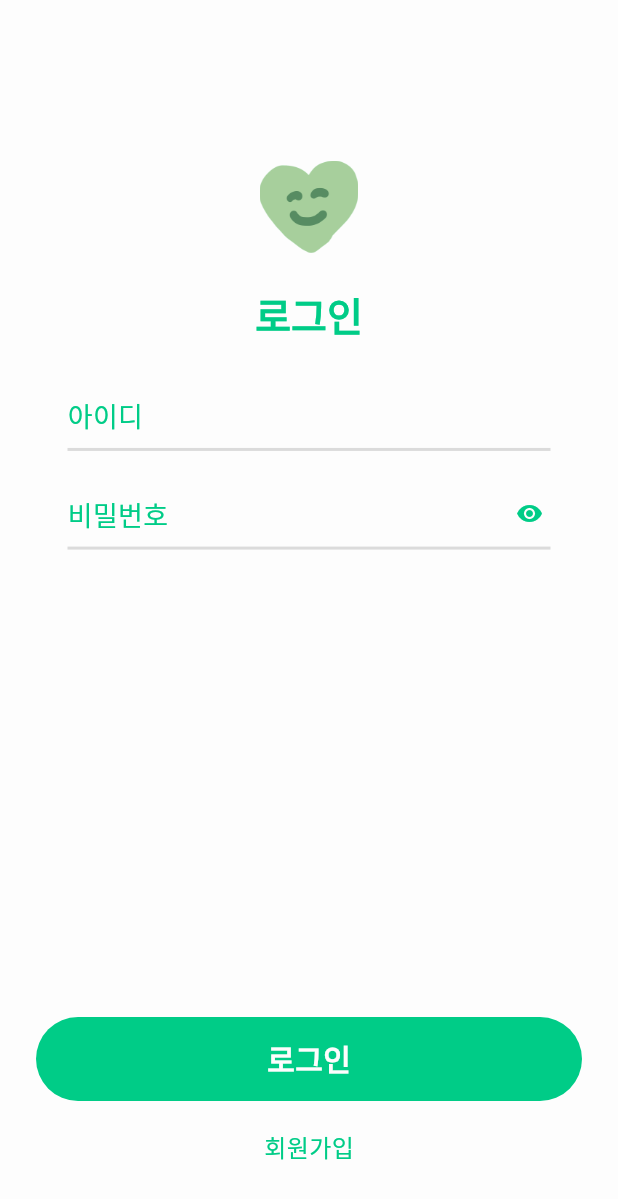
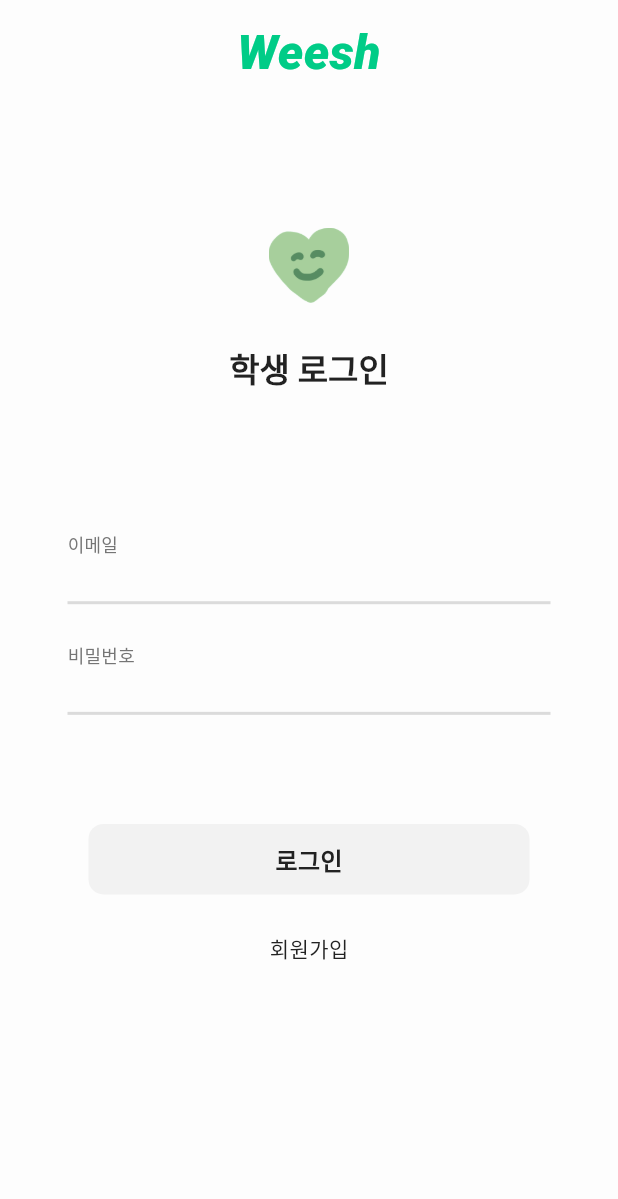
Before and after one commit to Team-Weesh/Mobile, a Flutter app: the screen it shows after launch, after a tap on "시작하기", on a phone screen of 412 x 824 dp. Shown: the top 1199 px of the screen. Run offline on Flutter 3.47's test engine with Material 3 defaults, Android fonts, the phone set to English and light mode, and no system bars; our stand-ins replace google_fonts.

Commit message:
login ui

```diff
--- /dev/null
+++ b/lib/domain/enum/login_type.dart
@@ -0,0 +1,4 @@
+enum LoginType {
+  student,
+  teacher,
+}
--- /dev/null
+++ b/lib/presentation/mappers/login_type_ui_mapper.dart
@@ -0,0 +1,12 @@
+import 'package:weesh/domain/enum/login_type.dart';
+
+extension LoginTypeUi on LoginType {
+  String get label {
+    switch (this) {
+      case LoginType.student:
+        return '학생';
+      case LoginType.teacher:
+        return '선생님';
+    }
+  }
+}
--- a/lib/presentation/pages/login_page.dart
+++ b/lib/presentation/pages/login_page.dart
@@ -1,13 +1,17 @@
 import 'package:flutter/material.dart';
+import 'package:weesh/domain/enum/login_type.dart';
+import 'package:weesh/presentation/mappers/login_type_ui_mapper.dart';
 import 'package:weesh/presentation/pages/signup_page.dart';
 import 'package:weesh/presentation/theme/app_colors.dart';
 import 'package:weesh/presentation/theme/app_text_styles.dart';
 import 'package:weesh/presentation/widgets/character_widget.dart';
-import 'package:weesh/presentation/widgets/circle_button.dart';
+import 'package:weesh/presentation/widgets/rect_button.dart';
 import 'package:weesh/presentation/widgets/text_input_field.dart';
 
 class LoginPage extends StatefulWidget {
-  const LoginPage({super.key});
+  const LoginPage({super.key, required this.loginType});
+
+  final LoginType loginType;
 
   @override
   State<LoginPage> createState() => _LoginPageState();
@@ -25,42 +29,61 @@ class _LoginPageState extends State<LoginPage> {
           height: MediaQuery.sizeOf(context).height - (MediaQuery.paddingOf(context).top) - (MediaQuery.paddingOf(context).bottom),
           child: Column(
             children: [
+              SizedBox(height: (MediaQuery.sizeOf(context).height * 0.03),),
+              Text(
+                'Weesh',
+                style: AppTextStyles.robotoBlack(
+                  size: 32,
+                  color: AppColors.primary,
+                  fontStyle: FontStyle.italic,
+                ),
+              ),
               SizedBox(height: (MediaQuery.sizeOf(context).height * 0.13) - (MediaQuery.paddingOf(context).top),),
-              CharacterWidget(name: 'happy_green'),
-              SizedBox(height: MediaQuery.sizeOf(context).height * 0.035,),
+              CharacterWidget(name: 'happy_green', width: MediaQuery.sizeOf(context).width * 0.13,),
+              SizedBox(height: MediaQuery.sizeOf(context).height * 0.04,),
               Text(
-                '로그인',
-                style: AppTextStyles.interBold(size: 26, color: AppColors.primary, lineHeight: 24, letterSpacing: 0),
+                '${widget.loginType.label} 로그인',
+                style: AppTextStyles.interBold(size: 22, color: AppColors.textColor, lineHeight: 22, letterSpacing: 0),
               ),
-              SizedBox(height: MediaQuery.sizeOf(context).height * 0.04,),
+              Spacer(flex: 5,),
               // 입력 필드
               Padding(
                 padding: const EdgeInsets.symmetric(horizontal: 45),
                 child: Column(
                   spacing: MediaQuery.sizeOf(context).height * 0.024,
                   children: [
-                    TextInputField(hintText: '아이디', isPassword: false, controller: idController),
+                    TextInputField(hintText: '이메일', isPassword: false, controller: idController),
                     TextInputField(hintText: '비밀번호', isPassword: true, controller: passwordController),
                   ],
                 ),
               ),
-              Spacer(),
+              Spacer(flex: 4,),
               // 로그인 회원가입 버튼
               Padding(
                 padding: const EdgeInsetsGeometry.symmetric(horizontal: 24),
                 child: Column(
+                  spacing: 26,
                   children: [
-                    CircleButton(title: '로그인', heightPadding: 18, function: () => print('로그인'),),
-                    CircleButton(
-                      title: '회원가입',
-                      heightPadding: 20,
-                      function: () => Navigator.of(context).push(MaterialPageRoute(builder: (context) => SignupPage(),)),
-                      unselected: true,
+                    RectButton(
+                      title: '로그인',
+                      function: () => print('login'),
+                      backgroundColor: AppColors.lightGrey,
+                      titleColor: AppColors.textColor,
+                    ),
+                    GestureDetector(
+                      onTap: () => Navigator.of(context).push(MaterialPageRoute(builder: (context) => SignupPage(loginType: widget.loginType,),)),
+                      child: Text(
+                        '회원가입',
+                        style: AppTextStyles.robotoRegular(
+                          size: 14,
+                          color: AppColors.textColor,
+                        ),
+                      ),
                     ),
                   ],
                 ),
               ),
-              SizedBox(height: 30,),
+              Spacer(flex: 10,),
             ],
           ),
         ),
--- a/lib/presentation/pages/login_type_page.dart
+++ b/lib/presentation/pages/login_type_page.dart
@@ -1,4 +1,5 @@
 import 'package:flutter/material.dart';
+import 'package:weesh/domain/enum/login_type.dart';
 import 'package:weesh/presentation/pages/login_page.dart';
 import 'package:weesh/presentation/widgets/character_widget.dart';
 import 'package:weesh/presentation/widgets/rect_button.dart';
@@ -14,14 +15,14 @@ class LoginTypePage extends StatefulWidget {
 }
 
 class _LoginTypePageState extends State<LoginTypePage> {
-  String selectedLoginType = '';
+  LoginType? selectedLoginType;
 
   void navigateLoginPage() {
     // 타입 저장 로직
-    Navigator.of(context).push(MaterialPageRoute(builder: (context) => LoginPage(),));
+    Navigator.of(context).push(MaterialPageRoute(builder: (context) => LoginPage(loginType: selectedLoginType ?? LoginType.student),));
   }
 
-  void changeLoginType(String type) {
+  void changeLoginType(LoginType type) {
     setState(() {
       selectedLoginType = type;
     });
@@ -47,8 +48,8 @@ class _LoginTypePageState extends State<LoginTypePage> {
               child: Row(
                 spacing: 40 - 16,
                 children: [
-                  loginTypeButton('학생', 'student'),
-                  loginTypeButton('선생님', 'teacher'),
+                  loginTypeButton('학생', 'student', LoginType.student),
+                  loginTypeButton('선생님', 'teacher', LoginType.teacher),
                 ],
               ),
             ),
@@ -56,8 +57,8 @@ class _LoginTypePageState extends State<LoginTypePage> {
             RectButton(
               title: '시작하기',
               function: () => navigateLoginPage(),
-              backgroundColor: selectedLoginType == '' ? AppColors.lightGrey : AppColors.primary,
-              titleColor: selectedLoginType == '' ? AppColors.textColor : Colors.white,
+              backgroundColor: selectedLoginType == null ? AppColors.lightGrey : AppColors.primary,
+              titleColor: selectedLoginType == null ? AppColors.textColor : Colors.white,
             ),
             SizedBox(height: 34,)
           ],
@@ -66,8 +67,8 @@ class _LoginTypePageState extends State<LoginTypePage> {
     );
   }
 
-  Widget loginTypeButton(String title, String image) => Expanded(child: GestureDetector(
-    onTap: () => changeLoginType(image),
+  Widget loginTypeButton(String title, String image, LoginType loginType) => Expanded(child: GestureDetector(
+    onTap: () => changeLoginType(loginType),
     child: Stack(
       alignment: AlignmentGeometry.topRight,
       children: [
@@ -83,7 +84,7 @@ class _LoginTypePageState extends State<LoginTypePage> {
             ),
           ),
         ),
-        if(selectedLoginType == image) Container(
+        if(selectedLoginType == loginType) Container(
           alignment: AlignmentGeometry.center,
           width: 23,
           height: 23,
--- a/lib/presentation/pages/signup_page.dart
+++ b/lib/presentation/pages/signup_page.dart
@@ -1,4 +1,6 @@
 import 'package:flutter/material.dart';
+import 'package:weesh/domain/enum/login_type.dart';
+import 'package:weesh/presentation/mappers/login_type_ui_mapper.dart';
 import 'package:weesh/presentation/pages/login_page.dart';
 import 'package:weesh/presentation/theme/app_colors.dart';
 import 'package:weesh/presentation/theme/app_text_styles.dart';
@@ -7,7 +9,9 @@ import 'package:weesh/presentation/widgets/circle_button.dart';
 import 'package:weesh/presentation/widgets/text_input_field.dart';
 
 class SignupPage extends StatefulWidget {
-  const SignupPage({super.key});
+  const SignupPage({super.key, required this.loginType});
+
+  final LoginType loginType;
 
   @override
   State<SignupPage> createState() => _SignupPageState();
@@ -36,7 +40,7 @@ class _SignupPageState extends State<SignupPage> {
               CharacterWidget(name: 'timid_green'),
               SizedBox(height: MediaQuery.sizeOf(context).height * 0.035,),
               Text(
-                '회원가입',
+                '${widget.loginType.label} 회원가입',
                 style: AppTextStyles.interBold(size: 26, color: AppColors.primary, lineHeight: 24, letterSpacing: 0),
               ),
               SizedBox(height: MediaQuery.sizeOf(context).height * 0.04,),
@@ -63,7 +67,7 @@ class _SignupPageState extends State<SignupPage> {
                     CircleButton(
                       title: '로그인',
                       heightPadding: 20,
-                      function: () => Navigator.of(context).push(MaterialPageRoute(builder: (context) => LoginPage(),)),
+                      function: () => Navigator.of(context).push(MaterialPageRoute(builder: (context) => LoginPage(loginType: widget.loginType,),)),
                       unselected: true,
                     ),
                   ],
--- a/lib/presentation/theme/app_colors.dart
+++ b/lib/presentation/theme/app_colors.dart
@@ -6,4 +6,5 @@ class AppColors {
   static const whiteColor = Color(0xFFFDFDFD);
   static const lineColor = Color(0xFFDBDBDB);
   static const lightGrey = Color(0xFFF2F2F2);
+  static const grey = Color(0xFF757575);
 }
--- a/lib/presentation/widgets/text_input_field.dart
+++ b/lib/presentation/widgets/text_input_field.dart
@@ -25,7 +25,6 @@ class _TextInputFieldState extends State<TextInputField> {
   @override
   Widget build(BuildContext context) {
     return Container(
-      padding: EdgeInsetsGeometry.symmetric(vertical: 12),
       decoration: BoxDecoration(
         border: Border(bottom: BorderSide(width: 2, color: AppColors.lineColor))
       ),
@@ -33,31 +32,37 @@ class _TextInputFieldState extends State<TextInputField> {
         children: [
           Expanded(
             child: TextField(
-              obscureText: isVisible,
+              obscureText: widget.isPassword,
               controller: widget.controller,
-              style: AppTextStyles.robotoRegular(size: 18, color: AppColors.textColor),
+              style: AppTextStyles.robotoRegular(
+                size: 16,
+                color: AppColors.textColor,
+              ),
               decoration: InputDecoration(
-                hintText: widget.hintText,
-                hintStyle: AppTextStyles.robotoRegular(size: 18, color: AppColors.primary),
+                labelText: widget.hintText,
+                labelStyle: AppTextStyles.robotoRegular(
+                  size: 16,
+                  color: AppColors.grey,
+                ),
+                floatingLabelBehavior: FloatingLabelBehavior.always,
                 border: InputBorder.none,
-                isCollapsed: true,
               ),
             ),
           ),
-          if (widget.isPassword)
-            Padding(
-              padding: const EdgeInsets.symmetric(horizontal: 5),
-              child: GestureDetector(
-                onTap: togglePasswordVisibility,
-                child: Icon(
-                  isVisible
-                      ? Icons.visibility_off
-                      : Icons.visibility,
-                  color: AppColors.primary,
-                  size: 18,
-                ),
-              ),
-            ),
+          // if (widget.isPassword)
+          //   Padding(
+          //     padding: const EdgeInsets.symmetric(horizontal: 5),
+          //     child: GestureDetector(
+          //       onTap: togglePasswordVisibility,
+          //       child: Icon(
+          //         isVisible
+          //             ? Icons.visibility_off
+          //             : Icons.visibility,
+          //         color: AppColors.primary,
+          //         size: 18,
+          //       ),
+          //     ),
+          //   ),
         ],
       ),
     );
```
Also changed, not shown: ui/로그인.png (deleted), ui/학생 로그인.png (added), ui/학생 회원가입.png (added), ui/회원가입.png (deleted).
